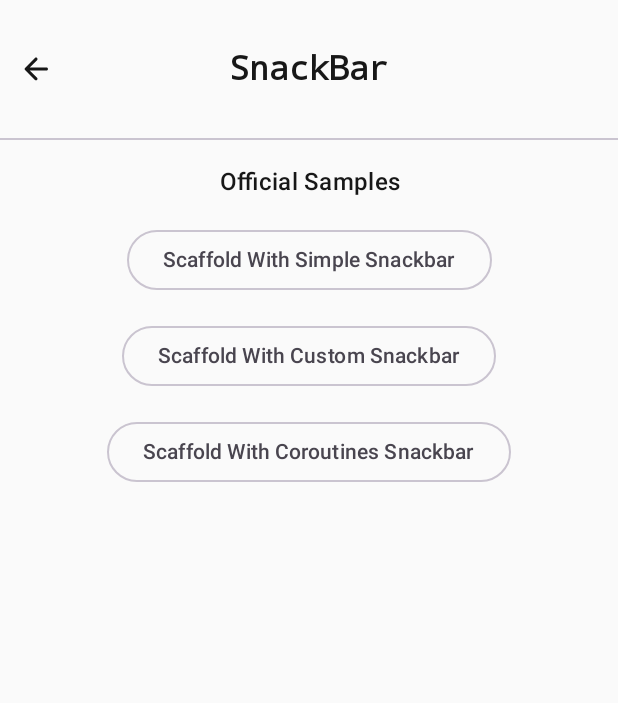
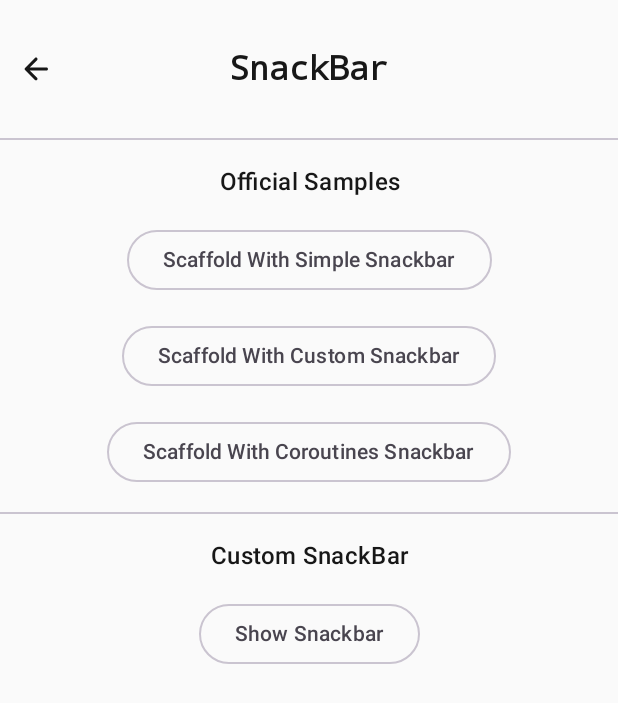
Before and after one commit to deepshooter/ComposeComponents, an Android app built with Jetpack Compose: the snackbar screen opened through its navigation route, on a phone screen of 412 x 824 dp. Shown: the top 703 px of the screen. Run offline under Robolectric (Android 15) with nearby library versions, the phone set to English and light mode, and no system bars.

Commit message:
Add CustomSnackBar in SnackBarScreen

```diff
--- a/app/src/main/java/com/deepshooter/composecomponents/ui/modules/components/snackbar/SnackBarScreen.kt
+++ b/app/src/main/java/com/deepshooter/composecomponents/ui/modules/components/snackbar/SnackBarScreen.kt
@@ -23,6 +23,11 @@ import androidx.compose.material3.SnackbarHostState
 import androidx.compose.material3.Text
 import androidx.compose.material3.TextButton
 import androidx.compose.runtime.Composable
+import androidx.compose.runtime.LaunchedEffect
+import androidx.compose.runtime.getValue
+import androidx.compose.runtime.mutableStateOf
+import androidx.compose.runtime.remember
+import androidx.compose.runtime.setValue
 import androidx.compose.ui.Alignment
 import androidx.compose.ui.Modifier
 import androidx.compose.ui.graphics.Color
@@ -34,11 +39,13 @@ import androidx.compose.ui.unit.dp
 import com.deepshooter.composecomponents.R
 import com.deepshooter.composecomponents.ui.ComponentsScreen
 import com.deepshooter.composecomponents.ui.theme.ComposeComponentsTheme
+import com.deepshooter.composecomponents.ui.theme.Teal700
 import com.deepshooter.composecomponents.utils.AppComponent
 import com.deepshooter.composecomponents.utils.AppConstant.SCAFFOLD_WITH_COROUTINES_SNACKBAR
 import com.deepshooter.composecomponents.utils.AppConstant.SCAFFOLD_WITH_CUSTOM_SNACKBAR
 import com.deepshooter.composecomponents.utils.AppConstant.SCAFFOLD_WITH_SIMPLE_SNACKBAR
 import com.deepshooter.composecomponents.utils.AppConstant.SNACKBAR
+import com.deepshooter.composecomponents.utils.Event
 
 
 @Composable
@@ -62,11 +69,14 @@ fun SnackBarScreenSkeleton(
     navigate: (String) -> Unit = {}
 ) {
 
+    val snackBarHostState = remember { SnackbarHostState() }
+
     Scaffold(
         Modifier
             .navigationBarsPadding()
             .imePadding()
-            .statusBarsPadding()
+            .statusBarsPadding(),
+        snackbarHost = { CustomSnackBarHost(snackBarHostState) },
     ) {
         Column(
             Modifier
@@ -114,6 +124,32 @@ fun SnackBarScreenSkeleton(
 
             }
 
+            Divider()
+
+            Column(
+                Modifier.padding(start = 16.dp, end = 16.dp),
+                horizontalAlignment = Alignment.CenterHorizontally
+            ) {
+
+                AppComponent.SubHeader(stringResource(R.string.custom_snackbar))
+
+                var showMessage by remember { mutableStateOf<Event<String>?>(null) }
+
+                LaunchedEffect(showMessage) {
+                    showMessage?.let { message ->
+                        snackBarHostState.showSnackbar(message.value)
+                    }
+                }
+
+                OutlinedButton(onClick = {
+                    showMessage = Event("Hi! I am a SnackBar!")
+                }) {
+                    Text(stringResource(id = R.string.show_snackbar))
+                }
+            }
+
+            AppComponent.BigSpacer()
+
         }
     }
 }
@@ -134,7 +170,7 @@ fun CustomSnackBar(
     modifier: Modifier = Modifier,
     actionOnNewLine: Boolean = false,
     shape: Shape = MaterialTheme.shapes.small,
-    backgroundColor: Color = SnackbarDefaults.contentColor,
+    backgroundColor: Color = Teal700,
     contentColor: Color = MaterialTheme.colorScheme.surface,
     actionColor: Color = SnackbarDefaults.actionColor
 ) {
--- a/app/src/main/res/values/strings.xml
+++ b/app/src/main/res/values/strings.xml
@@ -91,4 +91,5 @@
     <string name="body_content">Body Content</string>
     <string name="custom_snackbar_demo">Custom Snackbar Demo</string>
     <string name="snackbar_demo">Snackbar Demo</string>
+    <string name="custom_snackbar">Custom SnackBar</string>
 </resources>
```
Also changed, not shown: app/src/main/java/com/deepshooter/composecomponents/utils/Event.kt (added, +40 -0 lines).
